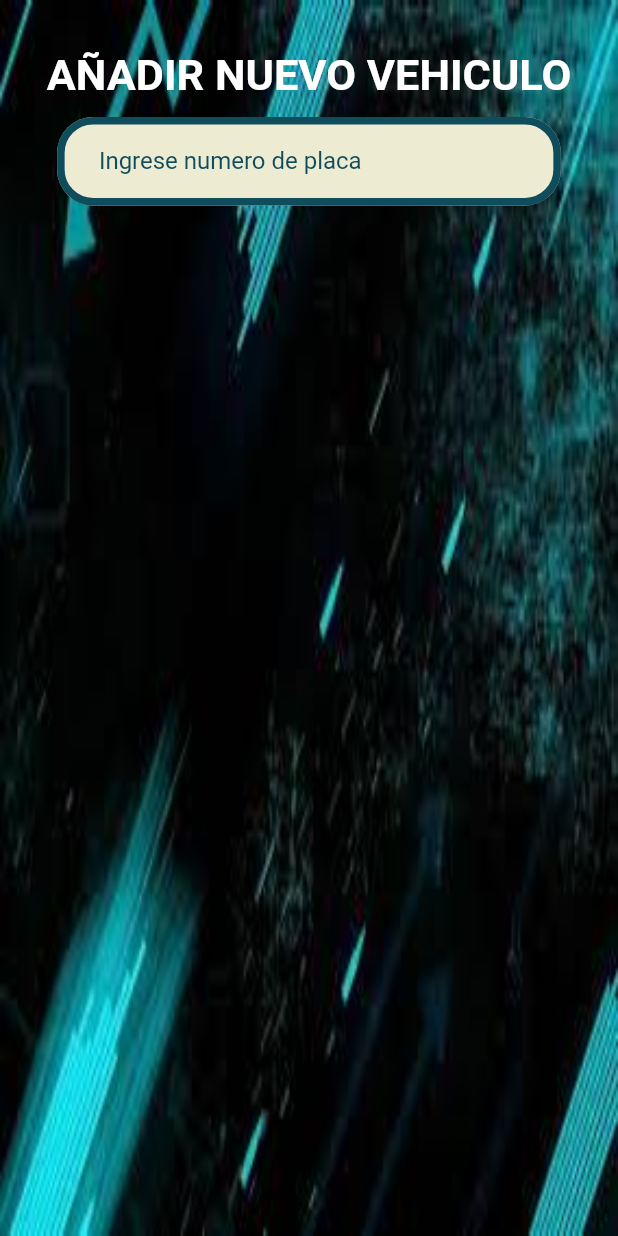
After one commit to KevinEs14/transveloz_frontend, a Flutter app: the VehicleRegister screen opened directly, on a phone screen of 412 x 824 dp. The commit adds this screen. Run offline on Flutter 3.47's test engine with Material 2 defaults, Android fonts, the phone set to English and light mode, and no system bars; our stand-ins replace bloc, flutter_bloc, rxdart; missing offline and left inert: dart:ffi; network calls fail.

Commit message:
Advanced to vehicle register

```diff
--- /dev/null
+++ b/lib/models/VehicleRegister.dart
@@ -0,0 +1,57 @@
+class VehicleRegister{
+  int _vehicleDriverId;
+  String _vehicleLicensePlate;
+  double _vehicleCapacity;
+  String _vehicleType;
+  double _vehiclePrice;
+  String _vehicleBrand;
+  String _vehicleModel;
+
+  VehicleRegister(this._vehicleDriverId, this._vehicleLicensePlate,
+      this._vehicleCapacity, this._vehicleType, this._vehiclePrice,
+      this._vehicleBrand, this._vehicleModel);
+
+  String get vehicleModel => _vehicleModel;
+
+  set vehicleModel(String value) {
+    _vehicleModel = value;
+  }
+
+  String get vehicleBrand => _vehicleBrand;
+
+  set vehicleBrand(String value) {
+    _vehicleBrand = value;
+  }
+
+  double get vehiclePrice => _vehiclePrice;
+
+  set vehiclePrice(double value) {
+    _vehiclePrice = value;
+  }
+
+  String get vehicleType => _vehicleType;
+
+  set vehicleType(String value) {
+    _vehicleType = value;
+  }
+
+  double get vehicleCapacity => _vehicleCapacity;
+
+  set vehicleCapacity(double value) {
+    _vehicleCapacity = value;
+  }
+
+  String get vehicleLicensePlate => _vehicleLicensePlate;
+
+  set vehicleLicensePlate(String value) {
+    _vehicleLicensePlate = value;
+  }
+
+  int get vehicleDriverId => _vehicleDriverId;
+
+  set vehicleDriverId(int value) {
+    _vehicleDriverId = value;
+  }
+
+
+}
--- /dev/null
+++ b/lib/pages/Vehicle/VehicleRegisterPage.dart
@@ -0,0 +1,107 @@
+import 'dart:convert';
+
+import 'package:flutter/cupertino.dart';
+import 'package:flutter/material.dart';
+import 'package:transveloz_frontend/bloc.navigation_bloc/navigation_bloc.dart';
+import 'package:transveloz_frontend/color.dart';
+import 'package:transveloz_frontend/models/VehicleModel.dart';
+import 'package:transveloz_frontend/pages/Vehicle/vehicleInformationPage.dart';
+import '../../repository/vehicleList_repository.dart';
+class VehicleRegister extends StatefulWidget with NavigationStates{
+  @override
+  _VehicleRegister createState() => _VehicleRegister();
+}
+
+class _VehicleRegister extends State<VehicleRegister>{
+  Size size;
+
+  TextEditingController vehicleLicensePlateText = TextEditingController();
+  TextEditingController vehicleCapacityText = TextEditingController();
+
+  TextEditingController vehiclePriceText = TextEditingController();
+  TextEditingController vehicleBrandText = TextEditingController();
+  TextEditingController vehicleBrandModel = TextEditingController();
+
+  var _items = ['Camioneta', 'Volqueta', 'Minibus'];
+  String _vista = "Seleccione una opcion";
+
+
+
+
+  @override
+  void initState(){
+    super.initState();
+  }
+
+  @override
+  Widget build(BuildContext context) {
+    size = MediaQuery.of(context).size;
+    return SafeArea(
+      child: Scaffold(
+        backgroundColor: Colors.white,
+
+        body: Container(
+          height: size.height,
+          child: ListView(
+            children:[
+              Container(
+                height: size.height,
+                width: size.width,
+                decoration: BoxDecoration(
+                    image: DecorationImage(
+                        image: AssetImage('assets/images/fondoRegistro.jpg'),
+                        fit: BoxFit.fill
+                    )
+                ),
+                child: Column(
+                    children: <Widget>[
+                      Container(
+                        margin: EdgeInsets.only(top: size.height*0.04),
+                        child: Center(
+                          child: Text("AÑADIR NUEVO VEHICULO",style: TextStyle(color: Colors.white,fontSize: size.height*0.035,fontWeight: FontWeight.bold),),
+                        ),
+                      ),
+                      SizedBox(
+                        height: 10,
+                      ),
+                      Container(
+                        width: size.width*0.82,
+                        padding: EdgeInsets.all(1),
+                        child: TextField(
+                          decoration: InputDecoration(
+                            fillColor: Color(0xFFEEEBD3),
+                            filled: true,
+                            prefixText: "    ",
+                            border: InputBorder.none,
+                            hintText: "Ingrese numero de placa",
+                            hintStyle: TextStyle(color: Color(0xFF0F4C5C)),
+                            enabledBorder: OutlineInputBorder(
+                                borderRadius: BorderRadius.all(Radius.circular(24)),
+                                borderSide: BorderSide(
+                                    color: Color(0xFF0F4C5C),
+                                    width: 5
+                                )
+                            ),
+                            focusedBorder: OutlineInputBorder(
+                              borderRadius: BorderRadius.all(Radius.circular(24)),
+                            ),
+                          ),
+                          controller: vehicleLicensePlateText,
+                        ),
+                      ),
+
+
+
+
+                    ]
+
+                ),
+              ),
+
+            ],
+          ),
+        ),
+      ),
+    );
+  }
+}
--- a/lib/pages/Vehicle/vehicleList.dart
+++ b/lib/pages/Vehicle/vehicleListPage.dart
@@ -7,12 +7,12 @@ import 'package:transveloz_frontend/color.dart';
 import 'package:transveloz_frontend/models/VehicleModel.dart';
 import 'package:transveloz_frontend/pages/Vehicle/vehicleInformationPage.dart';
 import '../../repository/vehicleList_repository.dart';
-class VehicleList extends StatefulWidget with NavigationStates{
+class VehicleListPage extends StatefulWidget with NavigationStates{
   @override
-  _VehicleList createState() => _VehicleList();
+  _VehicleListPage createState() => _VehicleListPage();
 }
 
-class _VehicleList extends State<VehicleList>{
+class _VehicleListPage extends State<VehicleListPage>{
   bool closeTopContainer = false;
   double topContainer = 0;
   Size size;
--- a/lib/sidebar/driversidebar_layout.dart
+++ b/lib/sidebar/driversidebar_layout.dart
@@ -3,6 +3,7 @@ import 'package:flutter_bloc/flutter_bloc.dart';
 import 'package:transveloz_frontend/sidebar/usersidebar.dart';
 
 import '../bloc.navigation_bloc/navigation_bloc.dart';
+import 'driversidebar.dart';
 import 'sidebar.dart';
 
 class DriverSideBarLayout extends StatelessWidget {
@@ -18,7 +19,7 @@ class DriverSideBarLayout extends StatelessWidget {
                 return navigationState as Widget;
               },
             ),
-            UserSideBar(),
+            DriverSideBar(),
           ],
         ),
       ),
--- a/lib/sidebar/sidebar.dart
+++ b/lib/sidebar/sidebar.dart
@@ -182,7 +182,7 @@ class _SideBarState extends State<SideBar> with SingleTickerProviderStateMixin<S
                                             title: "Search Vehicles",
                                             onTap: () {
                                               onIconPressed();
-                                              BlocProvider.of<NavigationBloc>(context).add(NavigationEvents.SearchVehicles);
+                                              BlocProvider.of<NavigationBloc>(context).add(NavigationEvents.SearchVehiclesEvent);
                                             },
                                           ),
                                           MenuItem(
--- a/lib/sidebar/usersidebar.dart
+++ b/lib/sidebar/usersidebar.dart
@@ -150,7 +150,7 @@ class _UserSideBarState extends State<UserSideBar> with SingleTickerProviderStat
                                             title: "Inicio",
                                             onTap: () {
                                               onIconPressed();
-                                              BlocProvider.of<NavigationBloc>(context).add(NavigationEvents.SearchVehicles);
+                                              BlocProvider.of<NavigationBloc>(context).add(NavigationEvents.SearchVehiclesEvent);
                                             },
                                           ),
                                           MenuItem(
```
Also changed, not shown: lib/bloc.navigation_bloc/navigation_bloc.dart (+10 -7 lines), lib/sidebar/driversidebar.dart (+5 -12 lines).
